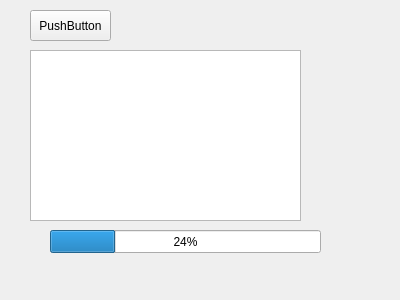
TAEYOONEM/miniprojects, file part1/studyThread/threadApp.ui: the form before one commit.
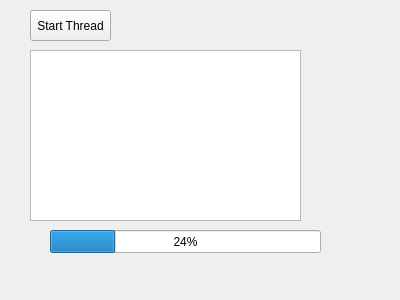
The form after the commit.

```diff
--- a/part1/studyThread/threadApp.ui
+++ b/part1/studyThread/threadApp.ui
@@ -35,7 +35,7 @@
     </rect>
    </property>
    <property name="text">
-    <string>PushButton</string>
+    <string>Start Thread</string>
    </property>
   </widget>
   <widget class="QTextBrowser" name="txbLog">
```
